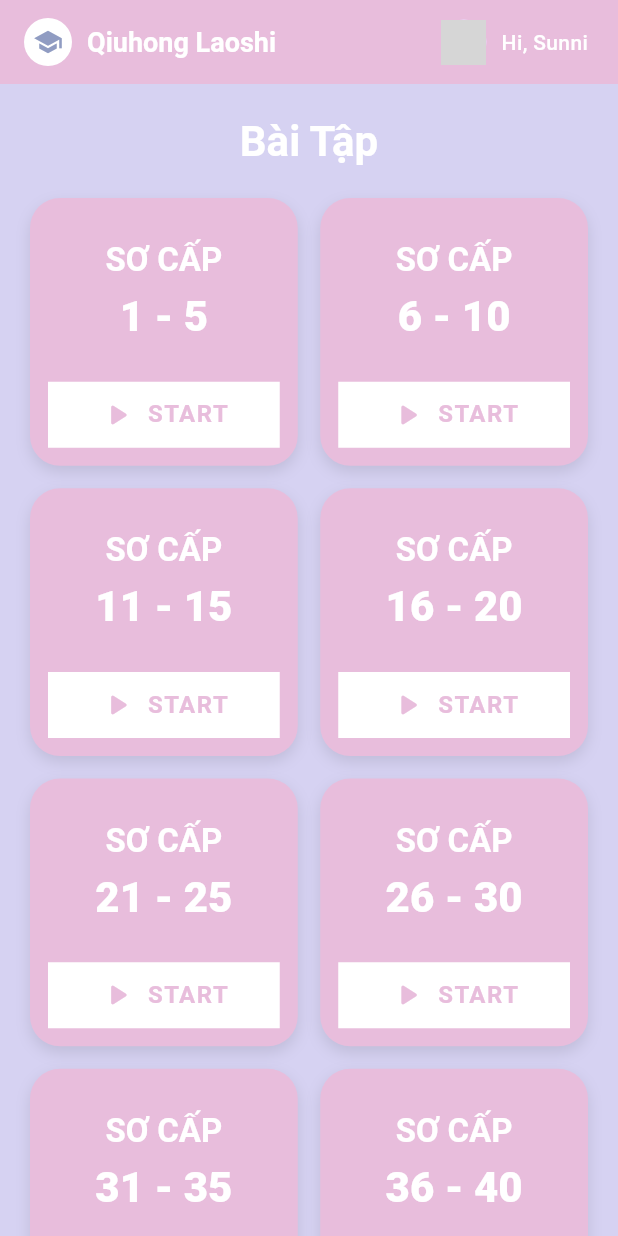
After one commit to ThanhMinh1602/student_management, a Flutter app: the ExercisesView screen opened by its route, on a phone screen of 412 x 824 dp. The commit adds this screen. Run offline on Flutter 3.47's test engine with Material 3 defaults, Android fonts, the phone set to English and light mode, and no system bars; our stand-ins replace cloud_firestore, firebase_core, flutter_easyloading, get, get_storage, google_fonts; accounts and stored records are empty; network calls fail; grey boxes are pictures that could not be loaded.

Commit message:
creatd user exercise

```diff
--- a/lib/app/modules/auth/controller/auth_controller.dart
+++ b/lib/app/modules/auth/controller/auth_controller.dart
@@ -24,7 +24,9 @@
     final data = _storage.read(_storageKey);
     if (data != null && data is Map<String, dynamic>) {
       try {
-        currentUser.value = StudentModel.fromMap(Map<String, dynamic>.from(data));
+        currentUser.value = StudentModel.fromMap(
+          Map<String, dynamic>.from(data),
+        );
       } catch (_) {
         // ignore: avoid_print
         print('Failed to restore user session');
@@ -35,48 +37,58 @@
   bool get isLoggedIn => currentUser.value != null;
 
   Future<void> login(String username, String password) async {
-    // 1. Validate đầu vào
-    if (username.isEmpty || password.isEmpty) {
+    // 1. Trim dữ liệu đầu vào để tránh lỗi khoảng trắng thừa
+    final cleanUsername = username.trim();
+    final cleanPassword = password.trim();
+
+    if (cleanUsername.isEmpty || cleanPassword.isEmpty) {
       showWarning('Vui lòng nhập đầy đủ tên đăng nhập và mật khẩu');
       return;
     }
 
     try {
-      // 2. Show Loading
       showLoading();
 
-      // 3. Gọi Service để lấy thông tin User
-      final user = await _authService.login(username, password);
+      // 2. Gọi API
+      final user = await _authService.login(cleanUsername, cleanPassword);
 
-      // 4. Ẩn Loading ngay sau khi có kết quả
-      hideLoading();
+      // Lưu ý: Không hideLoading ở đây nữa, để finally xử lý hoặc hide trước khi navigate
 
       if (user == null) {
+        hideLoading(); // Cần hide ở đây vì return sớm
         showError('Sai tên đăng nhập hoặc mật khẩu');
         return;
       }
 
-      // 5. Kiểm tra trạng thái tài khoản
       if (!user.isActive) {
+        hideLoading();
         showError('Tài khoản của bạn đã bị khóa');
         return;
       }
 
-      // 6. CHECK ROLE (Quan trọng)
+      // --- SỬA LỖI: Đưa logic lưu user ra ngoài để áp dụng cho TẤT CẢ role ---
+
+      // 3. Cập nhật State quản lý User toàn cục
+      currentUser.value = user;
+
+      // 4. Lưu vào Local Storage (để tự động login lần sau)
+      try {
+        await _storage.write(_storageKey, user.toMap());
+      } catch (e) {
+        print('Lỗi lưu session: $e'); // Log để debug thay vì bỏ qua
+      }
+
+      showSuccess('Xin chào ${user.fullName}');
+
+      // Tắt loading trước khi chuyển trang để tránh memory leak hoặc glitch UI
+      hideLoading();
+
+      // 5. Điều hướng dựa trên Role
       if (user.role == 'admin') {
-        // Lưu user hiện tại để dùng ở các màn hình khác
-        currentUser.value = user;
-        // Persist to storage
-        try {
-          _storage.write(_storageKey, user.toMap());
-        } catch (_) {}
-        showSuccess('Xin chào Admin ${user.fullName}');
         Get.offAllNamed(AppRoutes.DASHBOARD);
       } else {
-        // Nếu là student hoặc role khác
-        showWarning('Bạn không có quyền truy cập vào trang quản trị (Admin Only)');
+        Get.offAllNamed(AppRoutes.EXERCISES);
       }
-
     } catch (e) {
       hideLoading();
       showError('Đã có lỗi xảy ra: $e');
--- /dev/null
+++ b/lib/app/modules/user/exercises/binding/exercises_binding.dart
@@ -0,0 +1,8 @@
+import 'package:get/get.dart';
+
+class ExercisesBinding extends Bindings {
+  @override
+  void dependencies() {
+    // TODO: implement dependencies
+  }
+}
--- /dev/null
+++ b/lib/app/modules/user/exercises/controller/exercises_controller.dart
@@ -0,0 +1,3 @@
+import 'package:blooket/app/core/base/base_controller.dart';
+
+class ExercisesController extends BaseController {}
--- /dev/null
+++ b/lib/app/modules/user/exercises/views/exercises_view.dart
@@ -0,0 +1,87 @@
+import 'package:blooket/app/modules/user/exercises/widgets/exercise_card.dart';
+import 'package:flutter/material.dart';
+import 'package:blooket/app/core/components/appbar/custom_app_bar.dart';
+import 'package:blooket/app/core/constants/app_color.dart';
+
+// Import các widget con đã tách ở dưới
+// import 'path/to/exercise_card.dart';
+
+class ExercisesView extends StatelessWidget {
+  const ExercisesView({super.key});
+
+  @override
+  Widget build(BuildContext context) {
+    return Scaffold(
+      backgroundColor: AppColor.secondary,
+      appBar: CustomAppBar(
+        title: 'Exercises',
+        showBackButton: false,
+        actions: [
+          const _UserAvatar(), // Tách nhỏ phần Avatar luôn cho gọn
+        ],
+      ),
+      body: Column(
+        crossAxisAlignment: CrossAxisAlignment.center,
+        children: [
+          const SizedBox(height: 20),
+          Text(
+            'Bài Tập',
+            style: Theme.of(context).textTheme.headlineMedium?.copyWith(
+              color: Colors.white,
+              fontWeight: FontWeight.bold,
+            ),
+          ),
+          Expanded(
+            child: GridView.builder(
+              itemCount: 10,
+              padding: const EdgeInsets.all(20),
+              gridDelegate: const SliverGridDelegateWithFixedCrossAxisCount(
+                crossAxisCount: 2,
+                mainAxisSpacing: 15, // Tăng khoảng cách cho thoáng
+                crossAxisSpacing: 15,
+              ),
+              itemBuilder: (context, index) {
+                // Truyền dữ liệu động vào đây
+                return ExerciseCard(
+                  level: 'SƠ CẤP',
+                  range: '${index * 5 + 1} - ${(index + 1) * 5}',
+                  onStart: () {
+                    print("Start bài tập $index");
+                  },
+                );
+              },
+            ),
+          ),
+        ],
+      ),
+    );
+  }
+}
+
+// Widget phụ: Avatar User trên AppBar
+class _UserAvatar extends StatelessWidget {
+  const _UserAvatar();
+
+  @override
+  Widget build(BuildContext context) {
+    return Row(
+      children: [
+        const CircleAvatar(
+          radius: 15,
+          backgroundImage: NetworkImage(
+            'https://scontent.fdad1-3.fna.fbcdn.net/v/t39.30808-6/494509465_2058983121179955_7304127112377973386_n.jpg?_nc_cat=104&ccb=1-7&_nc_sid=6ee11a&_nc_ohc=7BjcgmSKAoMQ7kNvwHhbMrT&_nc_oc=AdlQGzqycZXoA-KdSefZXs5m07yJieVzf9XUfkgeeFjMdbh66i9HJilpvQyDfi01DPU&_nc_zt=23&_nc_ht=scontent.fdad1-3.fna&_nc_gid=B_8tnP0B4WhuD3q-ocVp6A&oh=00_AfmUfwydMZ16IGoqMe2__M7HM32OfVYGlOltf5DHq8xGXg&oe=6951D131',
+          ),
+        ),
+        const SizedBox(width: 10),
+        Text(
+          'Hi, Sunni',
+          style: Theme.of(context).textTheme.bodyMedium?.copyWith(
+            color: Colors.white,
+            fontWeight: FontWeight.w500,
+          ),
+        ),
+        const SizedBox(width: 20),
+      ],
+    );
+  }
+}
--- /dev/null
+++ b/lib/app/modules/user/exercises/widgets/exercise_card.dart
@@ -0,0 +1,66 @@
+import 'package:blooket/app/core/constants/app_color.dart';
+import 'package:blooket/app/modules/user/exercises/widgets/start_button.dart';
+import 'package:flutter/material.dart';
+import 'package:flutter/widgets.dart';
+
+class ExerciseCard extends StatelessWidget {
+  final String level;
+  final String range;
+  final VoidCallback onStart;
+
+  const ExerciseCard({
+    super.key,
+    required this.level,
+    required this.range,
+    required this.onStart,
+  });
+
+  @override
+  Widget build(BuildContext context) {
+    return Container(
+      decoration: BoxDecoration(
+        color: AppColor.pink,
+        borderRadius: BorderRadius.circular(20),
+        boxShadow: [
+          BoxShadow(
+            color: Colors.black.withOpacity(0.1),
+            blurRadius: 8,
+            offset: const Offset(0, 4),
+          ),
+        ],
+      ),
+      padding: const EdgeInsets.all(12.0),
+      child: Column(
+        mainAxisAlignment: MainAxisAlignment.center,
+        children: [
+          // Phần Text
+          Expanded(
+            child: Column(
+              mainAxisAlignment: MainAxisAlignment.center,
+              children: [
+                Text(
+                  level,
+                  style: Theme.of(context).textTheme.titleLarge?.copyWith(
+                    color: Colors.white,
+                    fontWeight: FontWeight.bold,
+                  ),
+                ),
+                const SizedBox(height: 5),
+                Text(
+                  range,
+                  style: Theme.of(context).textTheme.headlineMedium?.copyWith(
+                    color: Colors.white,
+                    fontWeight: FontWeight.w900,
+                  ),
+                ),
+              ],
+            ),
+          ),
+          const SizedBox(height: 10),
+          // Nút bấm có hiệu ứng Web
+          StartButton(onTap: onStart),
+        ],
+      ),
+    );
+  }
+}
--- /dev/null
+++ b/lib/app/modules/user/exercises/widgets/start_button.dart
@@ -0,0 +1,66 @@
+import 'package:blooket/app/core/constants/app_color.dart';
+import 'package:flutter/material.dart';
+import 'package:flutter/widgets.dart';
+
+class StartButton extends StatefulWidget {
+  final VoidCallback onTap;
+
+  const StartButton({super.key, required this.onTap});
+
+  @override
+  State<StartButton> createState() => _StartButtonState();
+}
+
+class _StartButtonState extends State<StartButton> {
+  bool _isHovered = false;
+
+  @override
+  Widget build(BuildContext context) {
+    return MouseRegion(
+      cursor: SystemMouseCursors.click, // Đổi con trỏ chuột thành hình bàn tay
+      onEnter: (_) => setState(() => _isHovered = true),
+      onExit: (_) => setState(() => _isHovered = false),
+      child: GestureDetector(
+        onTap: widget.onTap,
+        child: AnimatedScale(
+          scale: _isHovered ? 1.05 : 1.0, // Phóng to 5% khi hover
+          duration: const Duration(milliseconds: 200),
+          curve: Curves.easeOut,
+          child: AnimatedContainer(
+            duration: const Duration(milliseconds: 200),
+            width: double.infinity,
+            padding: const EdgeInsets.symmetric(vertical: 10, horizontal: 15),
+            decoration: BoxDecoration(
+              color: _isHovered ? const Color(0xFFFFF0F5) : Colors.white,
+              // Hover thì trắng tinh, bình thường hơi hồng nhạt
+              boxShadow: _isHovered
+                  ? [
+                      BoxShadow(
+                        color: Colors.black.withOpacity(0.2),
+                        blurRadius: 10,
+                        offset: const Offset(0, 5),
+                      ),
+                    ]
+                  : [],
+            ),
+            child: Row(
+              mainAxisAlignment: MainAxisAlignment.center,
+              children: [
+                Icon(Icons.play_arrow_rounded, color: AppColor.pink, size: 24),
+                const SizedBox(width: 8),
+                Text(
+                  'START',
+                  style: Theme.of(context).textTheme.titleMedium?.copyWith(
+                    color: AppColor.pink,
+                    fontWeight: FontWeight.bold,
+                    letterSpacing: 1.0,
+                  ),
+                ),
+              ],
+            ),
+          ),
+        ),
+      ),
+    );
+  }
+}
--- a/lib/app/routes/app_pages.dart
+++ b/lib/app/routes/app_pages.dart
@@ -1,3 +1,5 @@
+import 'package:blooket/app/modules/user/exercises/binding/exercises_binding.dart';
+import 'package:blooket/app/modules/user/exercises/views/exercises_view.dart';
 import 'package:blooket/app/routes/app_routes.dart';
 import 'package:blooket/app/modules/admin/class_management/binding/class_management_binding.dart';
 import 'package:blooket/app/modules/admin/class_management/binding/class_management_detail_binding.dart';
@@ -61,5 +63,10 @@
         ),
       ],
     ),
+    GetPage(
+      name: AppRoutes.EXERCISES,
+      page: () => const ExercisesView(),
+      binding: ExercisesBinding(),
+    ),
   ];
 }
--- a/lib/app/routes/app_routes.dart
+++ b/lib/app/routes/app_routes.dart
@@ -7,4 +7,6 @@
   static const CLASS_MANAGEMENT_DETAIL = '/:id';
   static const STUDENT_MANAGEMENT = '/student_management';
   static const STUDENT_MANAGEMENT_DETAIL = '/:id';
+  static const EXERCISES = '/exercises';
+  static const EXERCISES_DETAIL = '/:id';
 }
```
Also changed, not shown: pubspec.lock.
